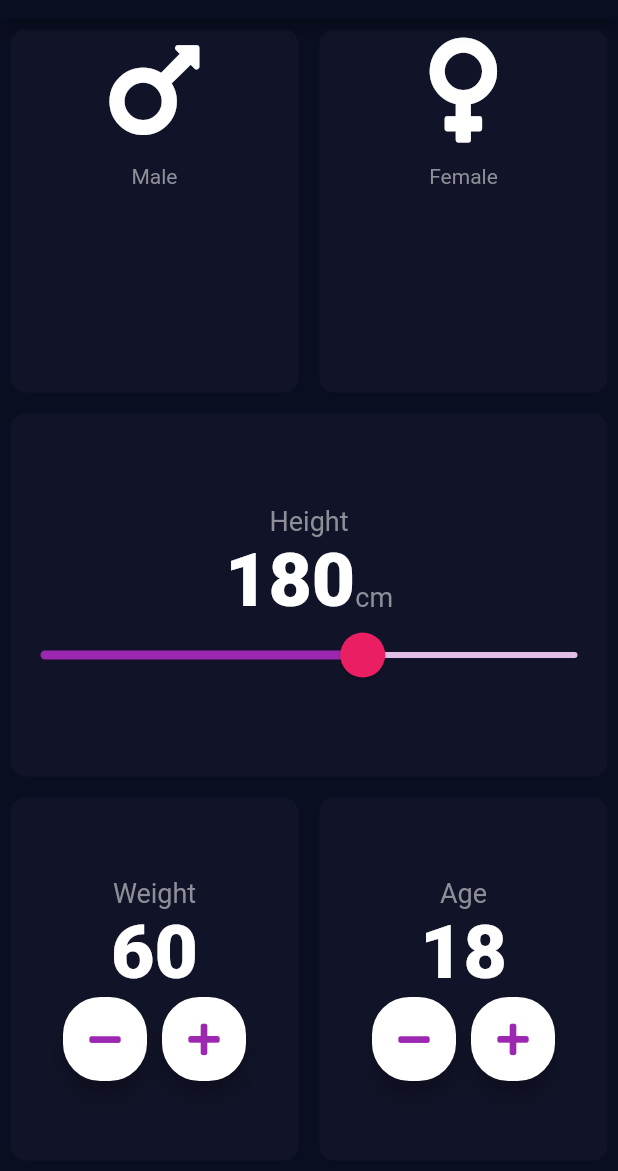
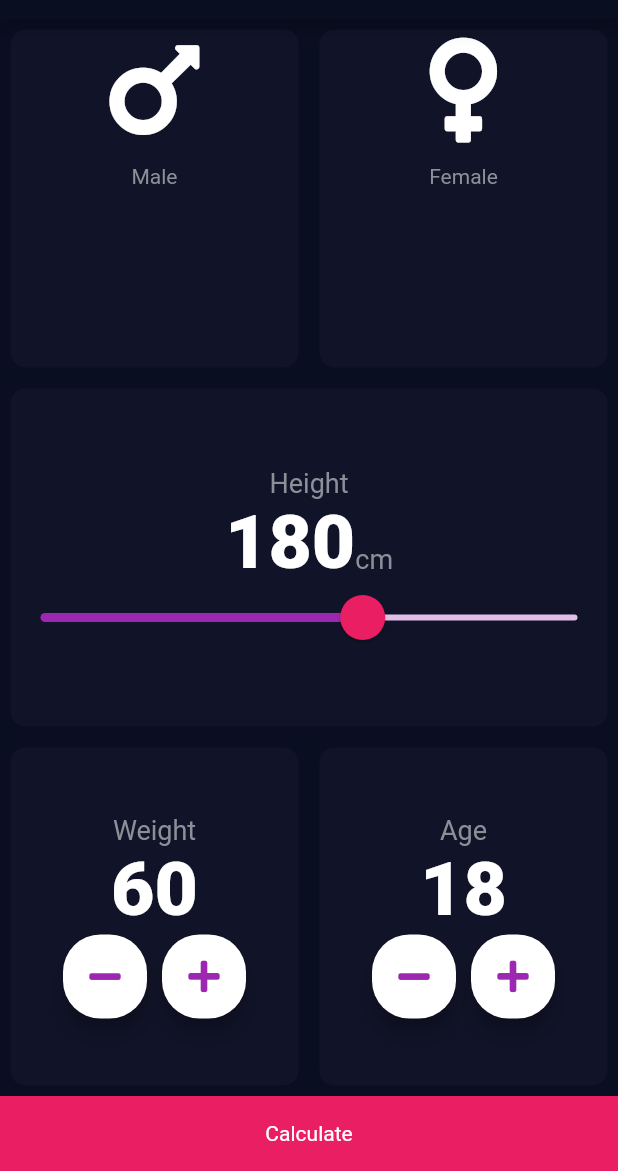
Before and after one commit to ckmonish2000/BMI-Calculator-Flutter, a Flutter app: the screen it shows after launch, on a phone screen of 412 x 824 dp, the part 65-1236 px from its top. Run offline on Flutter 3.47's test engine with Material 2 defaults, Android fonts, the phone set to English and light mode, and no system bars; our stand-ins replace font_awesome_flutter.

Commit message:
fivth commit

```diff
--- a/lib/constants.dart
+++ b/lib/constants.dart
@@ -2,3 +2,5 @@ import 'package:flutter/material.dart';
 
 const Txt=TextStyle(color: Color(0xFF8D8E98),fontSize: 18.0);
 const Knum=TextStyle(fontSize:50.0,fontWeight:FontWeight.w900);
+final active = Color(0xFF1D1E33);
+final inactive = Color(0xFF111328);
--- a/lib/main.dart
+++ b/lib/main.dart
@@ -3,6 +3,7 @@ import 'input.dart';
 import 'gender.dart';
 import 'package:font_awesome_flutter/font_awesome_flutter.dart';
 import 'constants.dart';
+import 'results_page.dart';
 
 final active = Color(0xFF1D1E33);
 final inactive = Color(0xFF111328);
@@ -259,8 +260,22 @@ class _InputPageState extends State<InputPage> {
                   colour: inactive,
                 ),
               ),
+
             ],
-          ))
+          )),
+          GestureDetector(
+                onTap: (){
+                  Navigator.push(context, MaterialPageRoute(builder: (context)=>ResultPage()));
+                },
+                child: Container(
+
+                  width: 500,
+                  color: Colors.pink,
+                  height: 50.0,
+                  child:Center(child:Text('Calculate',))
+                ),
+              )
+
         ]));
   }
 }
```
Also changed, not shown: lib/results_page.dart (added, +29 -0 lines).
